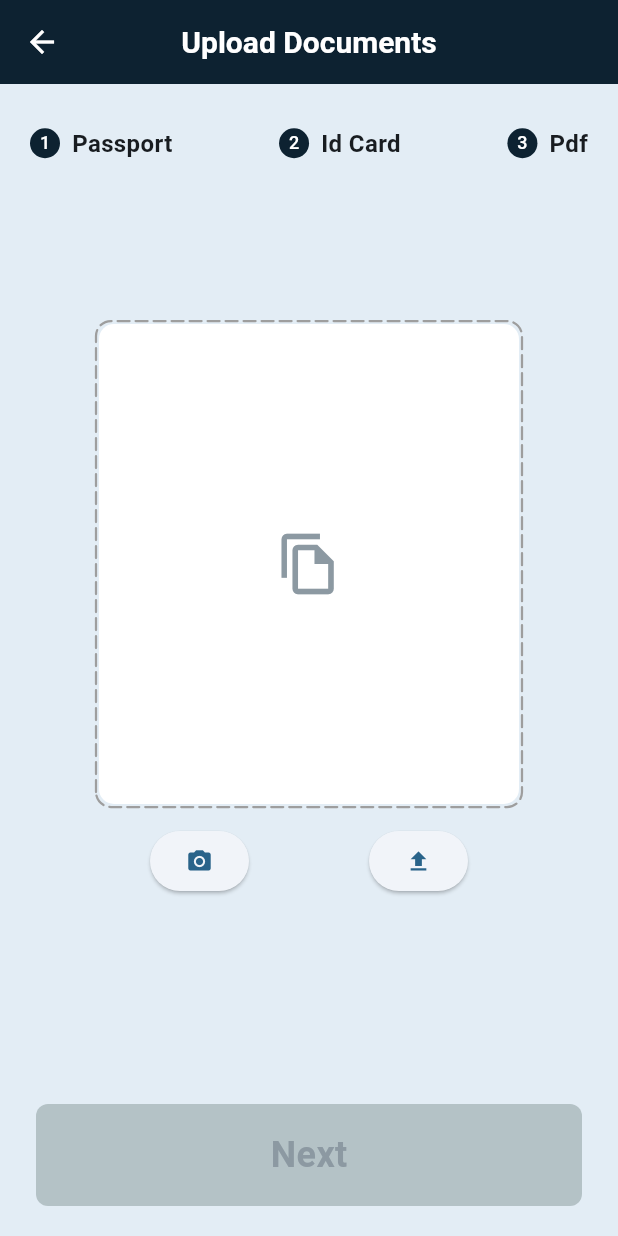
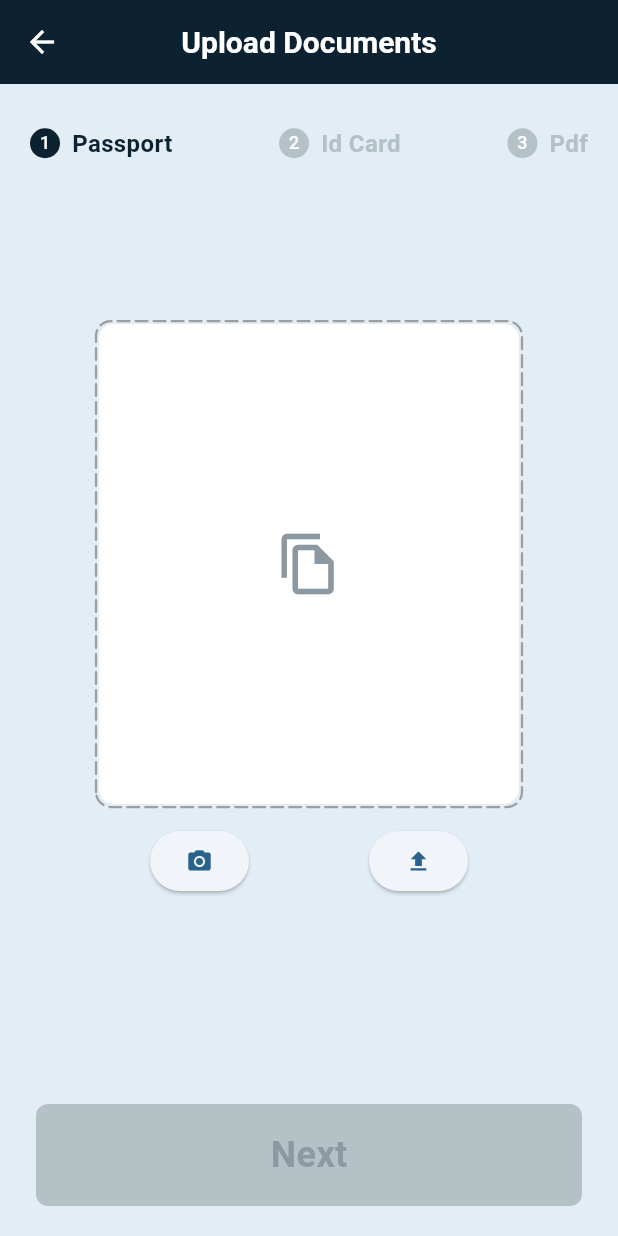
Before and after one commit to riyan-dcosta/ai_application_dct, a Flutter app: the DocUploadPage screen opened by its route, on a phone screen of 412 x 824 dp. Run offline on Flutter 3.47's test engine with Material 2 defaults, Android fonts, the phone set to English and light mode, and no system bars; drawn by our look-alikes of dotted_border; our stand-ins replace auto_route, file_picker, flutter_riverpod, freezed_annotation, riverpod_annotation, speech_to_text; missing offline and left inert: flutter_pdfview, pigeon; generated files the repository leaves out were written again.

Commit message:
made the progress bar dynamic

```diff
--- a/lib/features/nav_decider_pages/presentation/views/home_page.dart
+++ b/lib/features/nav_decider_pages/presentation/views/home_page.dart
@@ -10,7 +10,6 @@ class HomePage extends StatelessWidget {
   @override
   Widget build(BuildContext context) {
     return Scaffold(
-      extendBodyBehindAppBar: true,
       appBar: AppBar(
         title: const Text('AI Application'),
         centerTitle: true,
--- a/lib/features/ocr/presentation/pages/doc_upload_page.dart
+++ b/lib/features/ocr/presentation/pages/doc_upload_page.dart
@@ -17,7 +17,8 @@ class DocUploadPage extends ConsumerWidget {
         ref
           ..read(passportUploadStatusProvider.notifier).state = false
           ..read(idCardUploadStatusProvider.notifier).state = false
-          ..read(pdfUploadStatusProvider.notifier).state = false;
+          ..read(pdfUploadStatusProvider.notifier).state = false
+          ..read(pageViewIndexProvider.notifier).state = 1;
         return true;
       },
       child: Scaffold(
@@ -43,16 +44,19 @@ class DocUploadPage extends ConsumerWidget {
                     UploadProgressBar(
                       stepName: 'Passport',
                       stepNum: 1,
+                      isCurrent: 1 <= ref.watch(pageViewIndexProvider),
                       listenTo: passportUploadStatusProvider,
                     ),
                     UploadProgressBar(
                       stepName: 'Id Card',
                       stepNum: 2,
+                      isCurrent: 2 <= ref.watch(pageViewIndexProvider),
                       listenTo: idCardUploadStatusProvider,
                     ),
                     UploadProgressBar(
                       stepName: 'Pdf',
                       stepNum: 3,
+                      isCurrent: 3 <= ref.watch(pageViewIndexProvider),
                       listenTo: pdfUploadStatusProvider,
                     ),
                   ],
--- a/lib/features/ocr/presentation/widgets/upload_doc_pageview.dart
+++ b/lib/features/ocr/presentation/widgets/upload_doc_pageview.dart
@@ -2,6 +2,8 @@ import 'package:ai_application_dct/features/ocr/presentation/pod/doc_upload_pod.
 import 'package:ai_application_dct/features/ocr/presentation/widgets/upload_doc_widget.dart';
 import 'package:flutter/material.dart';
 import 'package:flutter_riverpod/flutter_riverpod.dart';
+
+final pageViewIndexProvider = StateProvider((ref) => 1);
 
 class UploadDocPageView extends StatefulWidget {
   const UploadDocPageView({super.key});
@@ -36,30 +38,29 @@ class _UploadDocPageViewState extends State<UploadDocPageView> {
         children: [
           UploadDocWidget(
             onTappingNext: () {
+              ref.read(pageViewIndexProvider.notifier).state = 2;
               _pageController.nextPage(
                 duration: Duration(milliseconds: 500),
                 curve: Curves.ease,
               );
             },
             listenToStatusOf: passportUploadStatusProvider,
-            isEnabled: ref.watch(passportUploadStatusProvider),
           ),
           UploadDocWidget(
             onTappingNext: () {
+              ref.read(pageViewIndexProvider.notifier).state = 3;
               _pageController.nextPage(
                 duration: Duration(milliseconds: 500),
                 curve: Curves.ease,
               );
             },
             listenToStatusOf: idCardUploadStatusProvider,
-            isEnabled: ref.watch(idCardUploadStatusProvider),
           ),
           UploadDocWidget(
             onTappingNext: () {
               //Next Step
             },
             listenToStatusOf: pdfUploadStatusProvider,
-            isEnabled: ref.watch(pdfUploadStatusProvider),
           ),
         ],
       );
--- a/lib/features/ocr/presentation/widgets/upload_doc_widget.dart
+++ b/lib/features/ocr/presentation/widgets/upload_doc_widget.dart
@@ -10,13 +10,11 @@ import 'package:flutter_riverpod/flutter_riverpod.dart';
 
 class UploadDocWidget extends StatefulWidget {
   final VoidCallback onTappingNext;
-  final bool isEnabled;
   final StateProvider<bool> listenToStatusOf;
 
   const UploadDocWidget({
     super.key,
     required this.onTappingNext,
-    required this.isEnabled,
     required this.listenToStatusOf,
   });
 
@@ -75,7 +73,8 @@ class _UploadDocWidgetState extends State<UploadDocWidget> {
                         Icons.camera_alt,
                       ),
                     ),
-                    Consumer(builder: (context, ref, _) {
+                    Consumer(
+                      builder: (context, ref, _) {
                         return ElevatedButton(
                           onPressed: () async {
                             FilePickerResult? result =
@@ -96,17 +95,23 @@ class _UploadDocWidgetState extends State<UploadDocWidget> {
                             Icons.upload,
                           ),
                         );
-                    }),
+                      },
+                    ),
                   ],
                 ),
               ],
             ),
           ),
         ),
-        NextOrContinueBtn(
+        Consumer(
+          builder: (context, ref, _) {
+            bool isEnabled = ref.watch(widget.listenToStatusOf);
+            return NextOrContinueBtn(
               label: "Next",
-          onTap: widget.isEnabled ? widget.onTappingNext : null,
-          isEnabled: widget.isEnabled,
+              onTap: isEnabled ? widget.onTappingNext : null,
+              isEnabled: isEnabled,
+            );
+          },
         ),
       ],
     );
--- a/lib/features/ocr/presentation/widgets/upload_progress_ bar.dart
+++ b/lib/features/ocr/presentation/widgets/upload_progress_ bar.dart
@@ -5,12 +5,14 @@ import 'package:flutter_riverpod/flutter_riverpod.dart';
 class UploadProgressBar extends StatelessWidget {
   final String stepName;
   final int stepNum;
+  final bool isCurrent;
   final StateProvider<bool> listenTo;
 
   const UploadProgressBar({
     super.key,
     required this.stepName,
     required this.stepNum,
+    required this.isCurrent,
     required this.listenTo,
   });
 
@@ -22,17 +24,20 @@ class UploadProgressBar extends StatelessWidget {
           bool isDone = ref.watch(listenTo);
           return CircleAvatar(
             radius: 10,
-            backgroundColor:
-                isDone ? AppColor.emeraldGreen : AppColor.accentColor,
+            backgroundColor: isDone
+                ? AppColor.emeraldGreen
+                : isCurrent
+                    ? AppColor.accentColor
+                    : AppColor.submarineBlue,
             child: isDone
-                ? Icon(
+                ? const Icon(
                     Icons.check,
                     size: 14,
                     color: AppColor.accentColor,
                   )
                 : Text(
                     "$stepNum",
-                    style: TextStyle(
+                    style: const TextStyle(
                       color: AppColor.white,
                       fontSize: 12,
                     ),
@@ -45,6 +50,7 @@ class UploadProgressBar extends StatelessWidget {
           style: TextStyle(
             fontWeight: FontWeight.w700,
             fontSize: 16,
+            color: isCurrent ? AppColor.accentColor : AppColor.submarineBlue,
           ),
         ),
       ],
```
Lines whose indentation alone changed are shown as unchanged.
